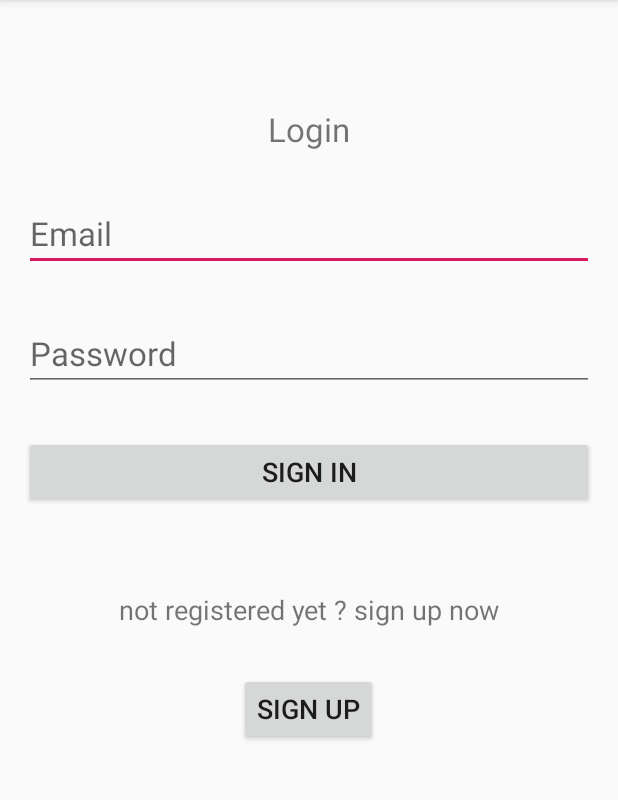
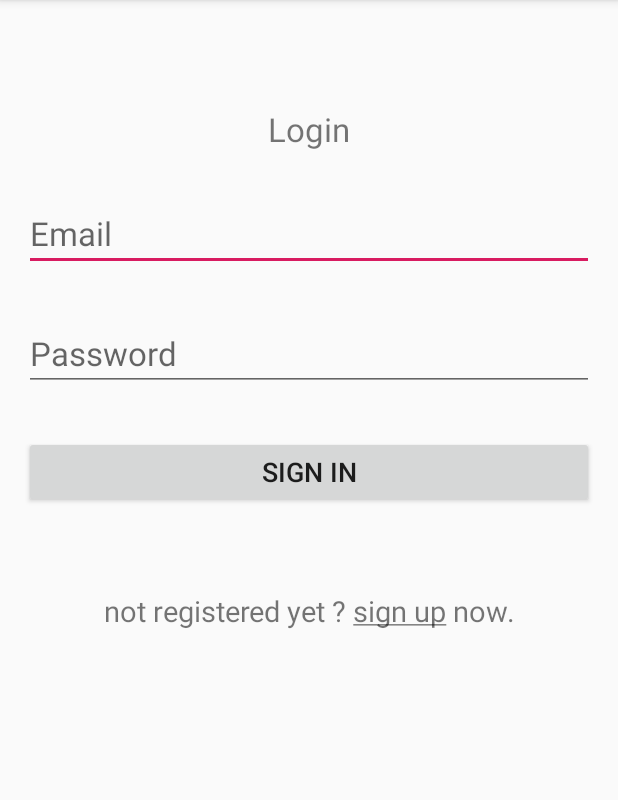
Before and after one commit to catalyzedgrey/ASU-Courses, an Android app: the LoginActivity screen opened directly, with no data from a screen before it, on a phone screen of 412 x 824 dp, the part 84-884 px from its top. Run offline under Robolectric (Android 15) with nearby library versions, the phone set to English and light mode, and no system bars.

Commit message:
added logic to SignUpActv,Removed SignUpBtn,text clickable

```diff
--- a/app/src/main/java/com/asu/asucourses/activities/LoginActivity.java
+++ b/app/src/main/java/com/asu/asucourses/activities/LoginActivity.java
@@ -7,13 +7,14 @@ import android.os.Bundle;
 import android.view.View;
 import android.widget.Button;
 import android.widget.EditText;
+import android.widget.TextView;
 
 import com.asu.asucourses.R;
 
 public class LoginActivity extends AppCompatActivity {
     EditText EmailEditText,PasswordEditText;
-    Button SignInBtn,SignUpBtn;
-
+    Button SignInBtn;
+    TextView SignUpTextView;
     public static final String SHARED_PREFS = "sharedPrefs";
     public static final String USER_ID = "userId";
     public static final String USER_GPA = "gpa";
@@ -27,14 +28,12 @@ public class LoginActivity extends AppCompatActivity {
         init();
 
 
-        SignUpBtn.setOnClickListener(new View.OnClickListener() {
+        SignUpTextView.setOnClickListener(new View.OnClickListener() {
             @Override
             public void onClick(View v) {
-               startActivity(new Intent(LoginActivity.this,SignUpActivity.class));
+                startActivity(new Intent(LoginActivity.this,SignUpActivity.class));
             }
         });
-
-
         SignInBtn.setOnClickListener(new View.OnClickListener() {
             @Override
             public void onClick(View v) {
@@ -48,7 +47,7 @@ public class LoginActivity extends AppCompatActivity {
         EmailEditText=findViewById(R.id.EmailEditText);
         PasswordEditText=findViewById(R.id.PasswordEditText);
         SignInBtn=findViewById(R.id.SignInBtn);
-        SignUpBtn=findViewById(R.id.SignUpBtn);
+        SignUpTextView=findViewById(R.id.signUpTextView);
     }
 
     private void savePrefData(){
--- a/app/src/main/res/layout/activity_login.xml
+++ b/app/src/main/res/layout/activity_login.xml
@@ -47,18 +47,11 @@
             android:layout_width="match_parent"
             android:layout_height="wrap_content"
             android:layout_marginTop="55dp"
-            android:textSize="18sp"
+            android:textSize="19sp"
             android:textAlignment="center"
-            android:text="@string/notRegTextView"/>
-        <Button
-            android:textSize="18sp"
-            android:layout_marginTop="30dp"
-            android:layout_gravity="center"
-            android:layout_width="wrap_content"
-            android:layout_height="wrap_content"
-            android:text="@string/SignUpBtn"
-            android:id="@+id/SignUpBtn"
-            />
+            android:text="@string/notRegTextView"
+            android:id="@+id/signUpTextView"/>
+
     </LinearLayout>
 
 </ScrollView>
--- a/app/src/main/res/layout/activity_sign_up.xml
+++ b/app/src/main/res/layout/activity_sign_up.xml
@@ -45,7 +45,7 @@
         <EditText
             android:layout_width="match_parent"
             android:layout_height="wrap_content"
-            android:inputType="text"
+            android:inputType="number"
             android:layout_marginTop="30dp"
             android:textSize="22sp"
             android:id="@+id/levelEditText"
@@ -53,7 +53,7 @@
         <EditText
             android:layout_width="match_parent"
             android:layout_height="wrap_content"
-            android:inputType="text"
+            android:inputType="numberDecimal"
             android:layout_marginTop="55dp"
             android:textSize="22sp"
             android:id="@+id/gpaEditText"
--- a/app/src/main/res/values/strings.xml
+++ b/app/src/main/res/values/strings.xml
@@ -6,8 +6,7 @@
     <string name="EmailHint">Email</string>
     <string name="PassHint">Password</string>
     <string name="SignInBtn">Sign in</string>
-    <string name="notRegTextView">not registered yet ? sign up now</string>
-    <string name="SignUpBtn">Sign up</string>
+    <string name="notRegTextView">not registered yet ? <u>sign up</u> now.</string>
 
     <!--Strings for the sign up Activity-->
     <string name="fullNameHint">Full Name</string>
```
Also changed, not shown: app/src/main/java/com/asu/asucourses/activities/SignUpActivity.java (+73 -0 lines).
